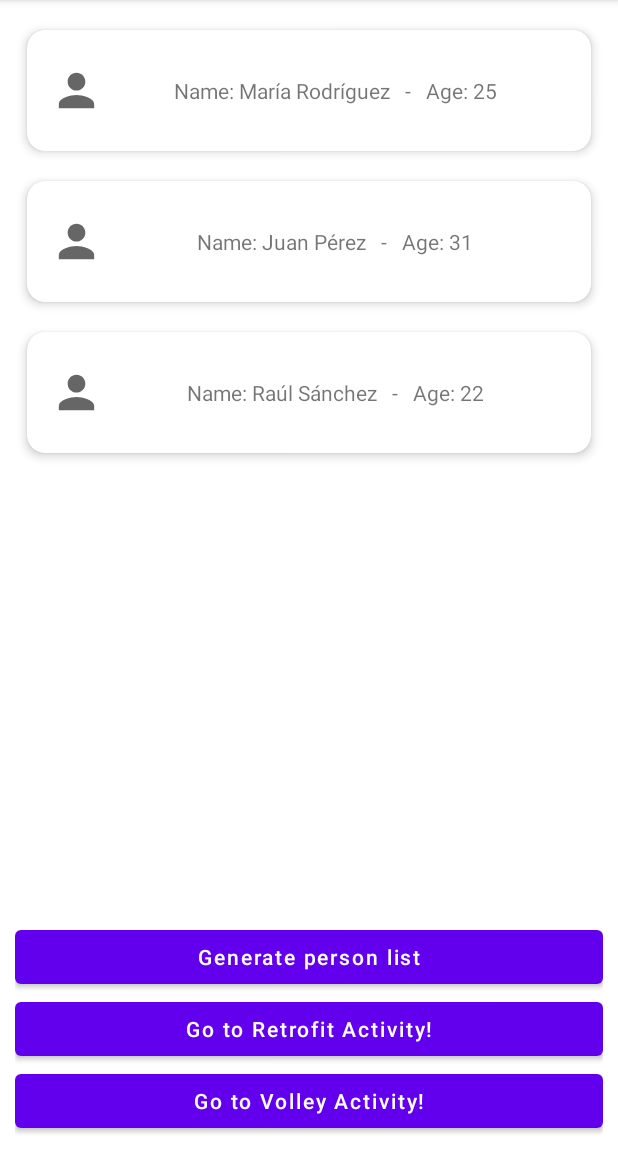
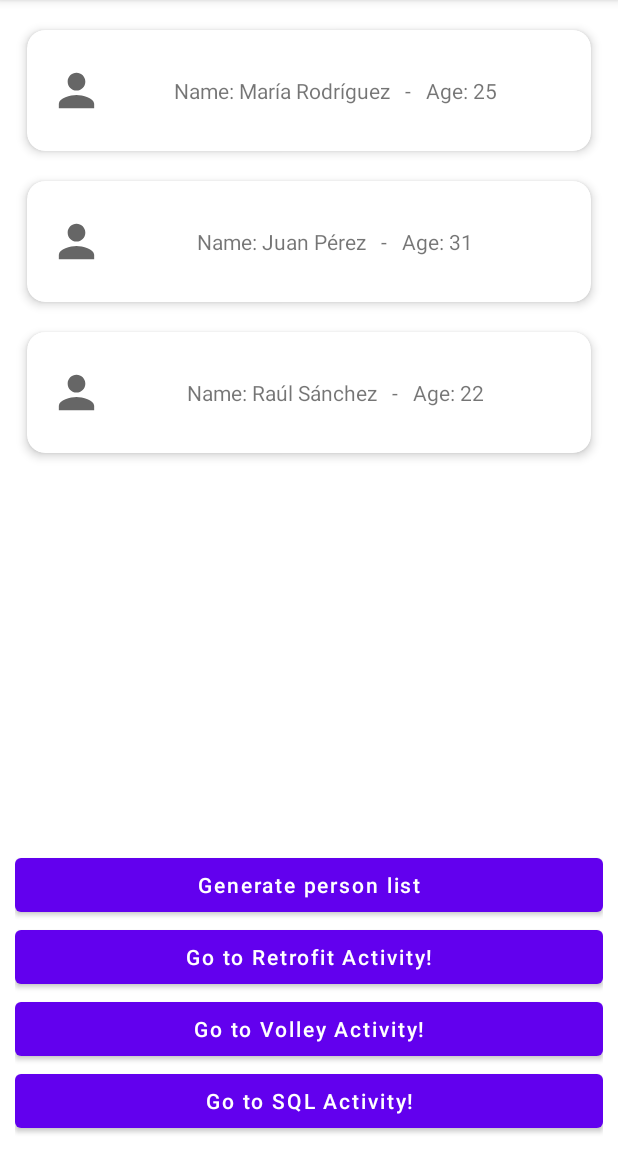
Before and after one commit to yordimontero/JavaExample, an Android app: the MainActivity screen opened directly, with no data from a screen before it, after a tap on "Generate person list", on a phone screen of 412 x 824 dp, the part 84-1236 px from its top. Run offline under Robolectric (Android 15) with nearby library versions, the phone set to English and light mode, and no system bars.

```diff
--- a/app/src/main/AndroidManifest.xml
+++ b/app/src/main/AndroidManifest.xml
@@ -12,8 +12,11 @@
         android:supportsRtl="true"
         android:theme="@style/Theme.RecyclerViewExample">
         <activity
+            android:name=".ui.product.ProductActivity"
+            android:exported="false" />
+        <activity
             android:name=".ui.contact.ContactActivity"
-            android:exported="true"/>
+            android:exported="true" />
         <activity
             android:name=".ui.login.LoginActivity"
             android:exported="true"
--- a/app/src/main/res/layout/activity_main.xml
+++ b/app/src/main/res/layout/activity_main.xml
@@ -14,40 +14,48 @@
         android:layout_height="0dp"
         android:orientation="vertical"
         app:layoutManager="androidx.recyclerview.widget.LinearLayoutManager"
-        app:layout_constraintBottom_toTopOf="@+id/btn_generate_person_list"
+        app:layout_constraintBottom_toTopOf="@+id/linear_layout"
         app:layout_constraintEnd_toEndOf="parent"
         app:layout_constraintStart_toStartOf="parent"
         app:layout_constraintTop_toTopOf="parent"
         tools:listitem="@layout/recyclerview_item_row" />
+
+    <LinearLayout
+        android:id="@+id/linear_layout"
+        android:layout_width="match_parent"
+        android:layout_height="wrap_content"
+        android:orientation="vertical"
+        app:layout_constraintBottom_toBottomOf="parent"
+        tools:layout_editor_absoluteX="10dp">
 
         <Button
             android:id="@+id/btn_generate_person_list"
             android:layout_width="match_parent"
             android:layout_height="wrap_content"
             android:text="Generate person list"
-        android:textAllCaps="false"
-        app:layout_constraintBottom_toTopOf="@+id/btn_go_to_retrofit_activity"
-        app:layout_constraintEnd_toEndOf="parent"
-        app:layout_constraintStart_toStartOf="parent" />
+            android:textAllCaps="false" />
 
         <Button
             android:id="@+id/btn_go_to_retrofit_activity"
             android:layout_width="match_parent"
             android:layout_height="wrap_content"
             android:text="Go to Retrofit Activity!"
-        android:textAllCaps="false"
-        app:layout_constraintBottom_toTopOf="@+id/btn_go_to_volley_activity"
-        app:layout_constraintEnd_toEndOf="parent"
-        app:layout_constraintStart_toStartOf="parent" />
+            android:textAllCaps="false" />
 
         <Button
             android:id="@+id/btn_go_to_volley_activity"
             android:layout_width="match_parent"
             android:layout_height="wrap_content"
             android:text="Go to Volley Activity!"
-        android:textAllCaps="false"
-        app:layout_constraintBottom_toBottomOf="parent"
-        app:layout_constraintEnd_toEndOf="parent"
-        app:layout_constraintStart_toStartOf="parent" />
+            android:textAllCaps="false" />
+
+        <Button
+            android:id="@+id/btn_go_to_sql_activity"
+            android:layout_width="match_parent"
+            android:layout_height="wrap_content"
+            android:text="Go to SQL Activity!"
+            android:textAllCaps="false" />
+
+    </LinearLayout>
 
 </androidx.constraintlayout.widget.ConstraintLayout>
```
Also changed, not shown: app/src/main/java/com/example/javaexample/application/AppConstants.java (+8 -0 lines), app/src/main/java/com/example/javaexample/data/local/db/DBHandler.java (added, +9 -0 lines), app/src/main/java/com/example/javaexample/data/local/db/DBHandlerImpl.java (added, +103 -0 lines), app/src/main/java/com/example/javaexample/data/model/Product.java (added, +31 -0 lines), app/src/main/java/com/example/javaexample/ui/main/MainActivity.java (+11 -0 lines), app/src/main/java/com/example/javaexample/ui/product/ProductActivity.java (added, +38 -0 lines), app/src/main/res/layout/activity_product.xml (added, +48 -0 lines). Lines whose indentation alone changed are shown as unchanged.
